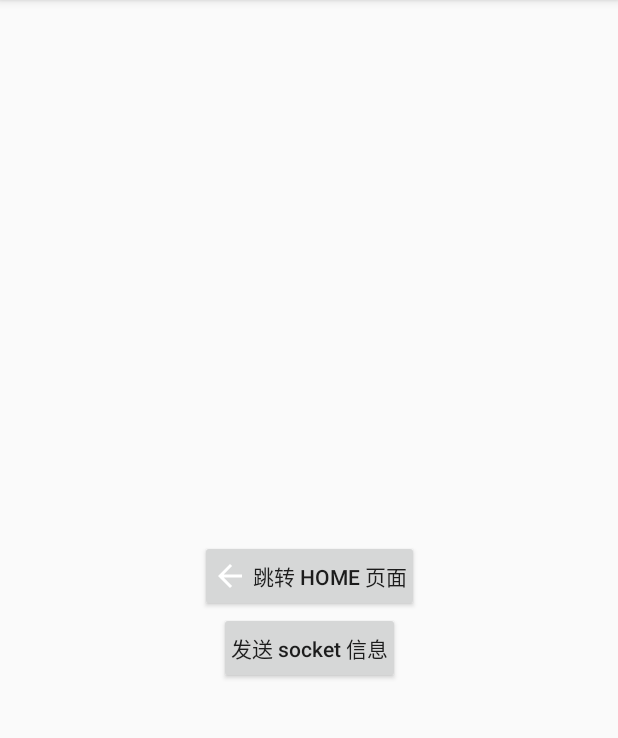
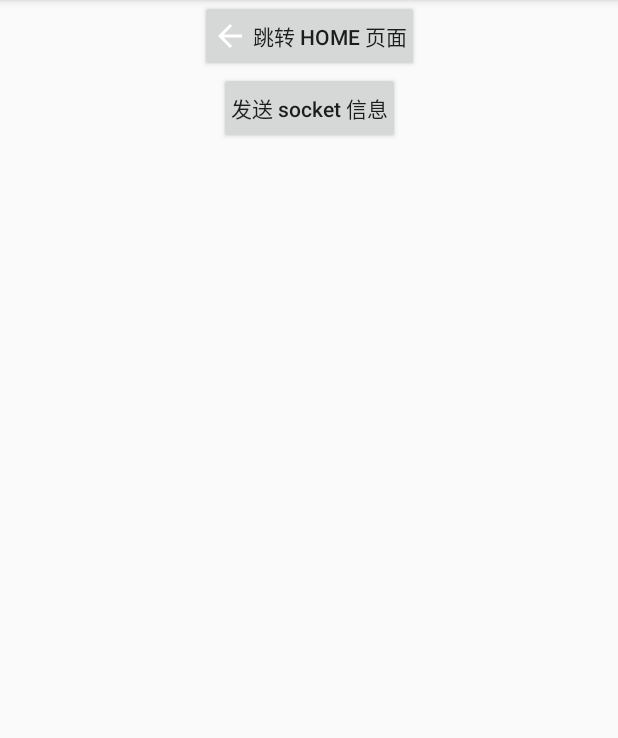
Before and after one commit to xiaoerMr/Tools, an Android app: the screen it shows after launch (MainActivity), on a phone screen of 412 x 824 dp, the part 84-822 px from its top. Run offline under Robolectric (Android 15) with nearby library versions, the phone set to English and light mode, and no system bars; network calls fail; 1 statement that could not run was skipped.

Commit message:
修改readme

```diff
--- a/app/src/main/java/com/sai/tools/MainActivity.kt
+++ b/app/src/main/java/com/sai/tools/MainActivity.kt
@@ -13,6 +13,9 @@ import kotlinx.coroutines.Dispatchers
 import kotlinx.coroutines.launch
 
 class MainActivity : AppCompatActivity() {
+
+    // https://jitpack.io/#xiaoerMr/Tools/v0.01
+
     private var socketUtils: SocketUtils? = null
 
     override fun onCreate(savedInstanceState: Bundle?) {
--- a/app/src/main/res/layout/activity_main.xml
+++ b/app/src/main/res/layout/activity_main.xml
@@ -13,7 +13,6 @@
         android:drawableLeft="@drawable/abc_vector_test"
         android:padding="8dp"
         android:text=" 跳转 home 页面"
-        app:layout_constraintBottom_toBottomOf="parent"
         app:layout_constraintLeft_toLeftOf="parent"
         app:layout_constraintRight_toRightOf="parent"
         app:layout_constraintTop_toTopOf="parent" />
```
Also changed, not shown: 1 other file.
